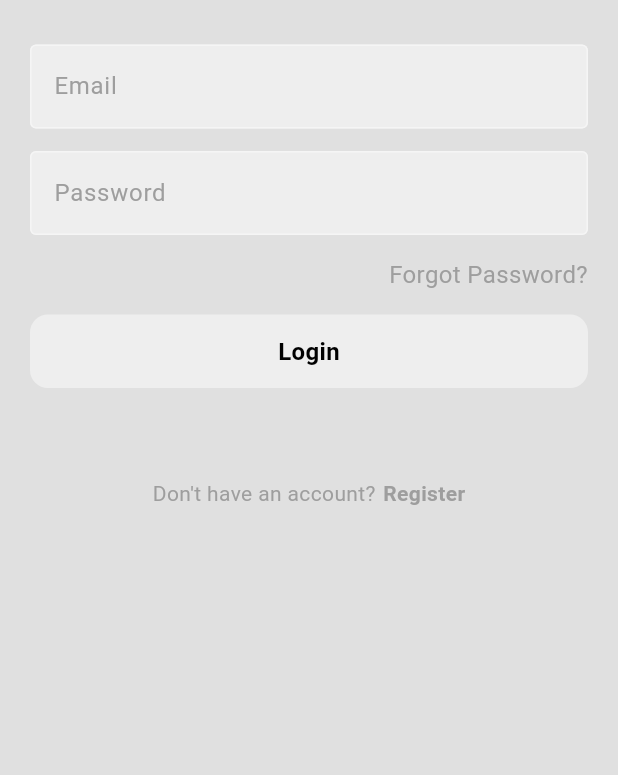
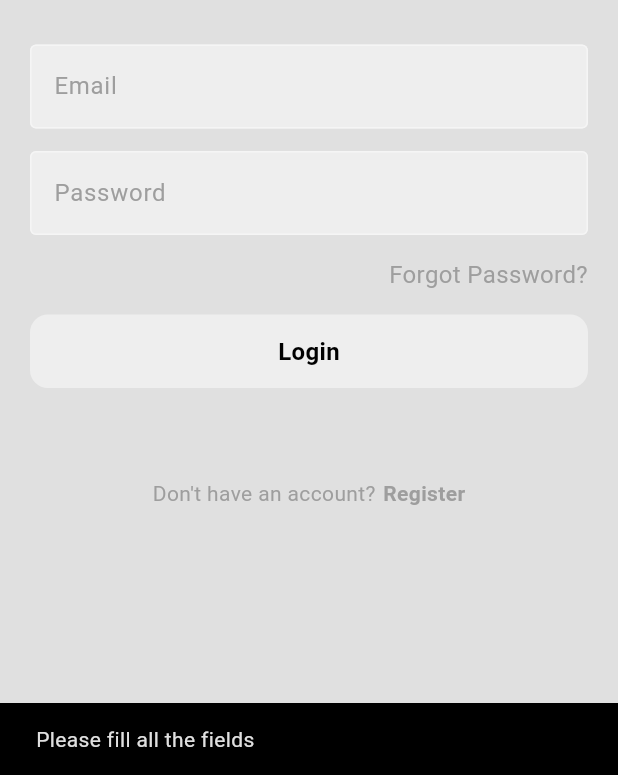
Before and after one commit to shivamtechstack/Xpersonaa, a Flutter app: the screen it shows after launch, after a tap on "Login", on a phone screen of 412 x 824 dp, the part 461-1236 px from its top. Run offline on Flutter 3.47's test engine with Material 3 defaults, Android fonts, the phone set to English and light mode, and no system bars; our stand-ins replace firebase_auth, firebase_core, flutter_bloc; accounts and stored records are empty; generated files the repository leaves out were written again.

Commit message:
connect login and register to firebase

```diff
--- a/lib/main.dart
+++ b/lib/main.dart
@@ -1,8 +1,12 @@
 import 'package:firebase_core/firebase_core.dart';
 import 'package:flutter/material.dart';
+import 'package:flutter_bloc/flutter_bloc.dart';
+import 'package:xpersonaa/features/auth/data/firebase_auth_repo.dart';
+import 'package:xpersonaa/features/auth/presentation/cubits/auth_cubit.dart';
+import 'package:xpersonaa/features/auth/presentation/cubits/auth_states.dart';
+import 'package:xpersonaa/features/posts/presentation/home_page.dart';
 import 'package:xpersonaa/firebase_options.dart';
 import 'package:xpersonaa/pages/auth_page.dart';
-import 'package:xpersonaa/pages/login_page.dart';
 import 'package:xpersonaa/themes/light_mode.dart';
 
 void main() async{
@@ -16,10 +20,32 @@ class MyApp extends StatelessWidget {
 
   @override
   Widget build(BuildContext context) {
-    return MaterialApp(
-      title: 'A social media app',
-      theme: lightMode,
-      home: AuthPage(),
+    final authRepo = FirebaseAuthRepo();
+    return BlocProvider(
+      create: (context) => AuthCubit(authRepo: authRepo)..checkAuth(),
+      child: MaterialApp(
+        title: 'A social media app',
+        theme: lightMode,
+        home: BlocConsumer<AuthCubit, AuthState>(builder: (context, authState){
+
+          if(authState is UnAuthenticated){
+            return const AuthPage();
+          }
+
+          if(authState is Authenticated){
+            return const HomePage();
+          }
+
+          else{
+            return const Scaffold(
+
+              body: Center(
+                child: CircularProgressIndicator(),
+              ),
+            );
+          }
+        }, listener: (context, state){}),
+      ),
     );
   }
 }
--- a/lib/pages/login_page.dart
+++ b/lib/pages/login_page.dart
@@ -1,6 +1,8 @@
 import 'package:flutter/material.dart';
+import 'package:flutter_bloc/flutter_bloc.dart';
 import 'package:xpersonaa/components/my_button.dart';
 import 'package:xpersonaa/components/my_textfield.dart';
+import 'package:xpersonaa/features/auth/presentation/cubits/auth_cubit.dart';
 
 class LoginPage extends StatefulWidget{
   final void Function()? tooglePages;
@@ -13,6 +15,26 @@ class LoginPage extends StatefulWidget{
 class _LoginPageState extends State<LoginPage> {
   final TextEditingController emailController = TextEditingController();
   final TextEditingController passwordController = TextEditingController();
+
+  void login(){
+    final email = emailController.text;
+    final password = passwordController.text;
+
+    final authCubit = context.read<AuthCubit>();
+
+    if(email.isNotEmpty || password.isNotEmpty) {
+      authCubit.login(email, password);
+    }else{
+      ScaffoldMessenger.of(context).showSnackBar(const SnackBar(content: Text("Please fill all the fields")));
+    }
+  }
+
+  @override
+  void dispose() {
+    emailController.dispose();
+    passwordController.dispose();
+    super.dispose();
+  }
 
   @override
   Widget build(BuildContext context) {
@@ -48,7 +70,9 @@ class _LoginPageState extends State<LoginPage> {
               ),
 
               const SizedBox(height: 15,),
-              MyButton(text: "Login", onTap: (){}),
+              MyButton(text: "Login", onTap: (){
+                login();
+              }),
 
               const SizedBox(height: 60,),
               Row(
```
Also changed, not shown: lib/features/posts/presentation/home_page.dart (added, +15 -0 lines), lib/pages/register_page.dart (+19 -0 lines).
